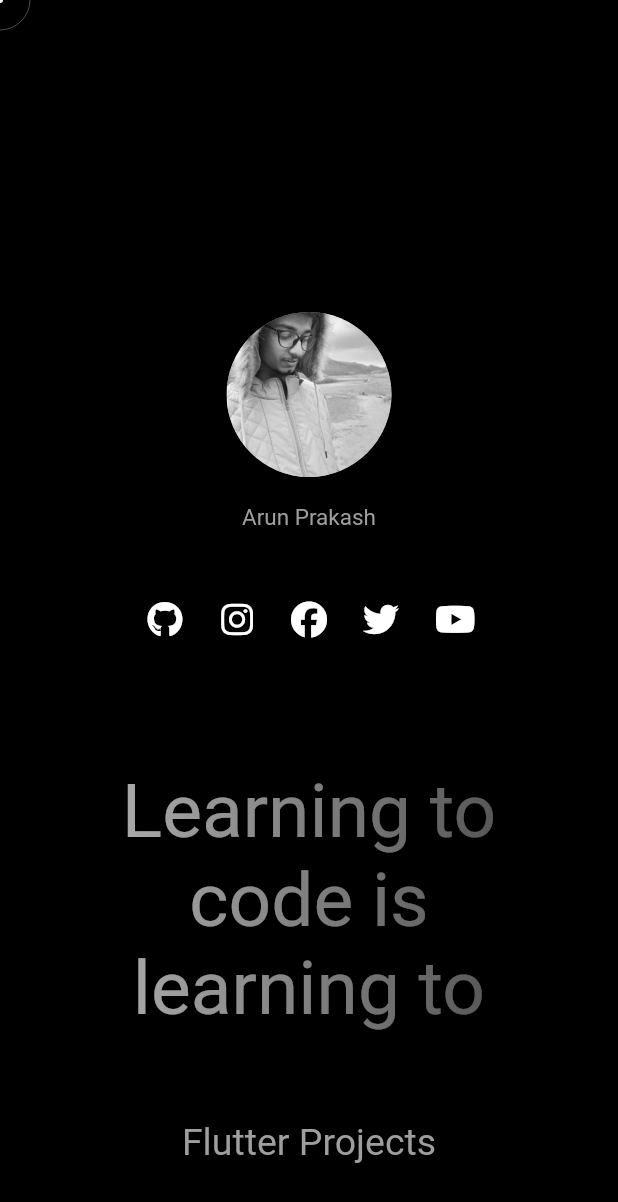
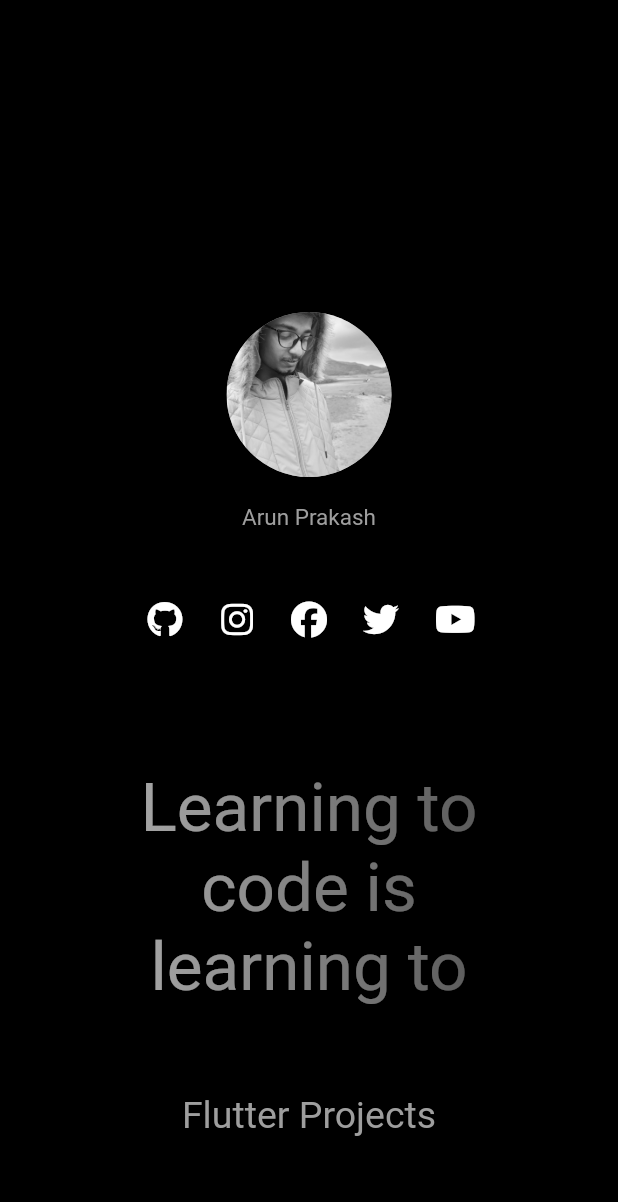
Before and after one commit to Arun-Prakash-Dev/portfolio, a Flutter app: the screen it shows after launch, on a phone screen of 412 x 824 dp. Shown: the top 1202 px of the screen. Run offline on Flutter 3.47's test engine with Material 2 defaults, Android fonts, the phone set to English and light mode, and no system bars; our stand-ins replace font_awesome_flutter.

Commit message:
Animation added

```diff
--- a/lib/Layouts/Desktop_Scaffold.dart
+++ b/lib/Layouts/Desktop_Scaffold.dart
@@ -1,4 +1,6 @@
+import 'package:flutter/foundation.dart';
 import 'package:flutter/material.dart';
+import 'package:my_portfolio/widgets/dashboard.dart';
 import 'package:my_portfolio/widgets/mouse_region.dart';
 
 class DesktopScaffold extends StatefulWidget {
@@ -13,7 +15,7 @@ class _DesktopScaffoldState extends State<DesktopScaffold> {
   Widget build(BuildContext context) {
     return const Scaffold(
       backgroundColor: Colors.black87,
-      body: Mouse(),
+      body: kIsWeb ? Mouse() : Dashboard(),
     );
   }
 }
--- a/lib/widgets/dashboard.dart
+++ b/lib/widgets/dashboard.dart
@@ -60,7 +60,7 @@ class _DashboardState extends State<Dashboard> {
                       softWrap: true,
                       maxLines: 3,
                       style: TextStyle(
-                        fontSize: 50,
+                        fontSize: 45,
                       ),
                       //maxLines: 4,
                     ),
--- a/lib/widgets/mouse_region.dart
+++ b/lib/widgets/mouse_region.dart
@@ -16,7 +16,6 @@ class _MouseState extends State<Mouse> with TickerProviderStateMixin {
   @override
   Widget build(BuildContext context) {
     return MouseRegion(
-      hitTestBehavior: HitTestBehavior.translucent,
       cursor: SystemMouseCursors.none,
       onHover: (eve) {
         setState(() {
```
Also changed, not shown: 1 other file.
